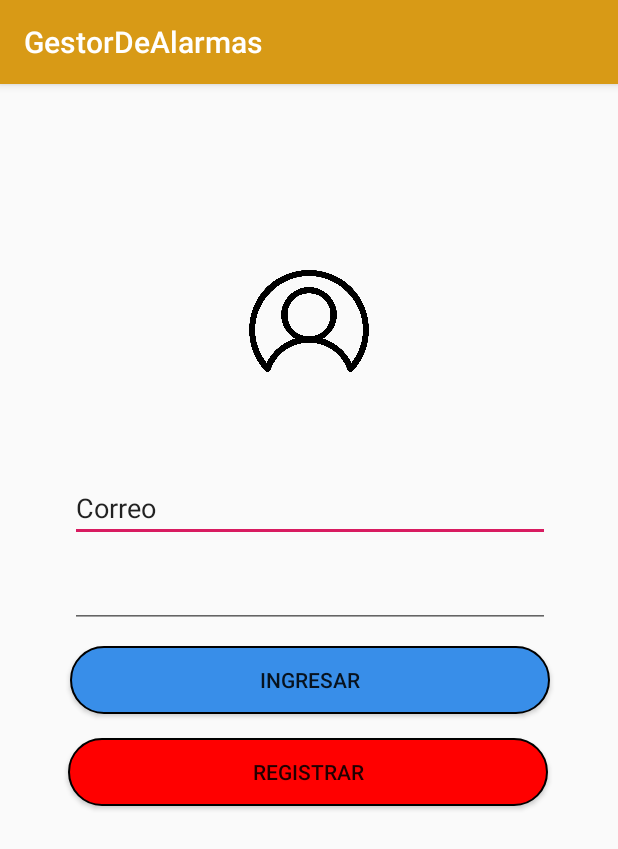
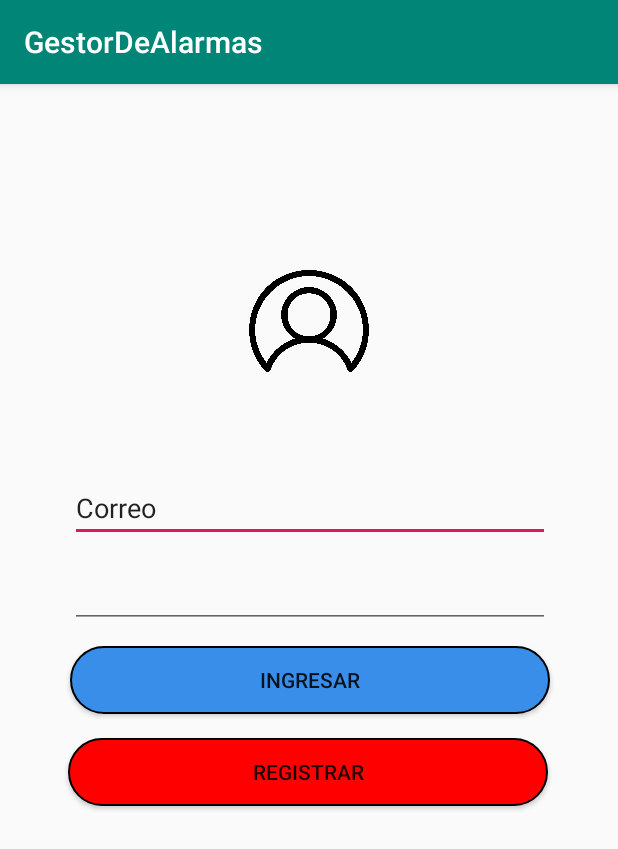
Before and after one commit to retax3/GestorDeAlarmas, an Android app: the screen it shows after launch (Login), on a phone screen of 412 x 824 dp. Shown: the top 849 px of the screen. Run offline under Robolectric (Android 15) with nearby library versions, the phone set to English and light mode, and no system bars.

Commit message:
retoques
cambios en colores

```diff
--- a/app/src/main/res/values/styles.xml
+++ b/app/src/main/res/values/styles.xml
@@ -3,7 +3,7 @@
     <!-- Base application theme. -->
     <style name="AppTheme" parent="Theme.AppCompat.Light.DarkActionBar">
         <!-- Customize your theme here. -->
-        <item name="colorPrimary">#D89A16</item>
+        <item name="colorPrimary">@color/colorPrimary</item>
         <item name="colorPrimaryDark">@color/colorPrimaryDark</item>
         <item name="colorAccent">@color/colorAccent</item>
     </style>
```
